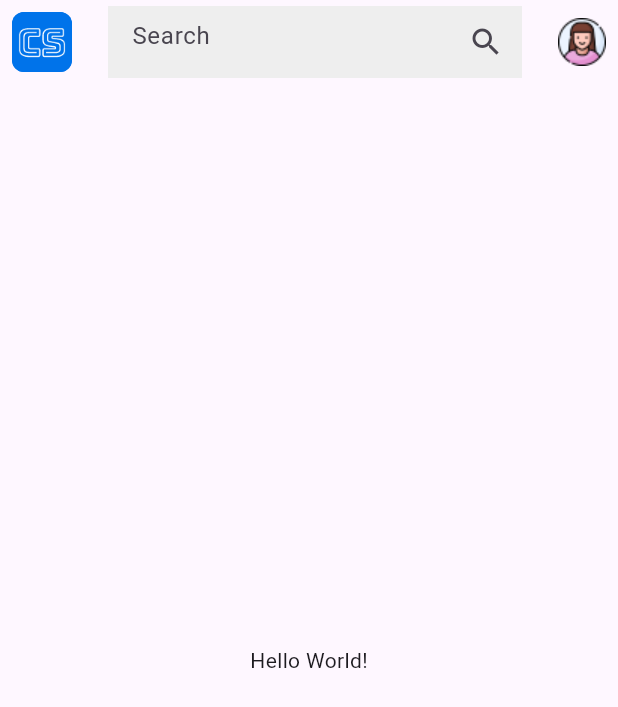
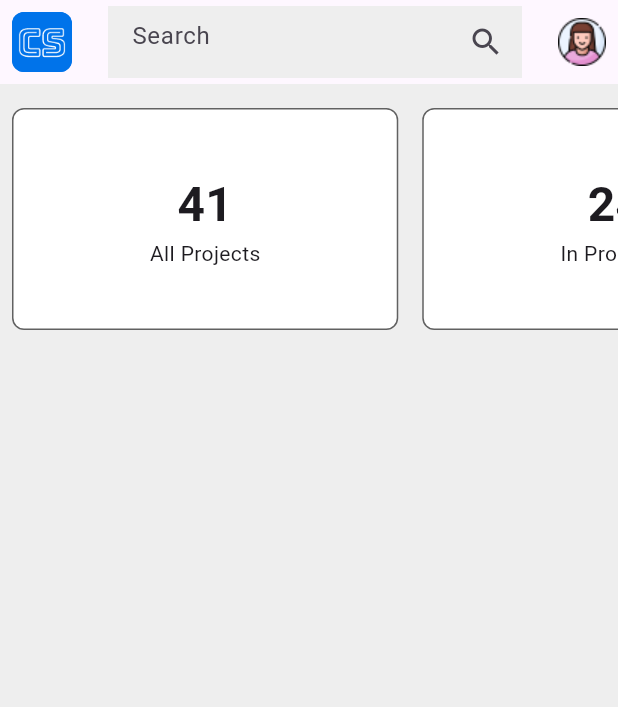
Before and after one commit to AtanuPanja/project3_customer_success_platform, a Flutter app: the screen it shows after launch, on a phone screen of 412 x 824 dp. Shown: the top 707 px of the screen. Run offline on Flutter 3.47's test engine with Material 3 defaults, Android fonts, the light colour scheme and no system bars.

Commit message:
Added project screen display cards
Also, used const constructors at multiple places

```diff
--- a/lib/main.dart
+++ b/lib/main.dart
@@ -1,4 +1,5 @@
 import 'package:flutter/material.dart';
+import 'screens/projects_screen.dart';
 
 void main() {
   runApp(const MainApp());
@@ -12,13 +13,14 @@ class MainApp extends StatelessWidget {
     var screenWidth = MediaQuery.of(context).size.width;
     return MaterialApp(
       theme: ThemeData(
+        scaffoldBackgroundColor: Colors.grey.shade200,
         elevatedButtonTheme: ElevatedButtonThemeData(
           style: ButtonStyle(
             backgroundColor:
-                MaterialStateProperty.all(Color.fromARGB(255, 0, 115, 234)),
+                MaterialStateProperty.all(const Color.fromARGB(255, 0, 115, 234)),
             foregroundColor: MaterialStateProperty.all(Colors.white),
             padding: MaterialStateProperty.all(
-              EdgeInsets.symmetric(
+              const EdgeInsets.symmetric(
                 horizontal: 8.0,
                 vertical: 16.0,
               ),
@@ -42,9 +44,9 @@ class MainApp extends StatelessWidget {
                   width: 300,
                   height: 100,
                   decoration: BoxDecoration(
-                    color: Color.fromARGB(255, 0, 115, 234),
+                    color: const Color.fromARGB(255, 0, 115, 234),
                     borderRadius: BorderRadius.circular(8.0),
-                    image: DecorationImage(
+                    image: const DecorationImage(
                       image: AssetImage('assets/images/logo.png'),
                       fit: BoxFit.cover,
                     ),
@@ -58,11 +60,11 @@ class MainApp extends StatelessWidget {
           ),
           title: TextField(
             decoration: InputDecoration(
-              border: InputBorder.none,
               fillColor: Colors.grey.shade200,
               filled: true,
+              border: InputBorder.none,
               hintText: 'Search',
-              suffixIcon: Icon(
+              suffixIcon: const Icon(
                 Icons.search,
               ),
             ),
@@ -77,9 +79,7 @@ class MainApp extends StatelessWidget {
             ),
           ],
         ),
-        body: Center(
-          child: Text('Hello World!'),
-        ),
+        body: const ProjectsScreen(),
         drawer: Drawer(
           width: screenWidth - 50,
           elevation: 2,
@@ -100,13 +100,13 @@ class MainApp extends StatelessWidget {
                             decoration: BoxDecoration(
                               // color: Color.fromARGB(255, 0, 115, 234),
                               borderRadius: BorderRadius.circular(8.0),
-                              image: DecorationImage(
+                              image: const DecorationImage(
                                 image: AssetImage('assets/images/logo.png'),
                                 fit: BoxFit.cover,
                               ),
                             ),
                           ),
-                          Text(
+                          const Text(
                             'Customer Support',
                             style: TextStyle(
                               fontWeight: FontWeight.w500,
@@ -116,43 +116,43 @@ class MainApp extends StatelessWidget {
                         ],
                       ),
                     ),
-                    SizedBox(height: 20),
+                    const SizedBox(height: 20),
                     ElevatedButton(
                       onPressed: () {},
-                      child: Row(
+                      child: const Row(
                         children: [
                           Icon(Icons.add),
                           Text('New Project'),
                         ],
                       ),
                     ),
-                    SizedBox(height: 7),
+                    const SizedBox(height: 7),
                     ListTile(
-                      leading: Icon(
+                      leading: const Icon(
                         Icons.card_travel_rounded,
                       ),
-                      title: Text('Projects'),
+                      title: const Text('Projects'),
                       onTap: () {},
                     ),
                     ListTile(
-                      leading: Icon(
+                      leading: const Icon(
                         Icons.person_outlined,
                       ),
-                      title: Text('Project Managers'),
+                      title: const Text('Project Managers'),
                       onTap: () {},
                     ),
                     ListTile(
-                      leading: Icon(
+                      leading: const Icon(
                         Icons.person_add_alt_1_outlined,
                       ),
-                      title: Text('Employees'),
+                      title: const Text('Employees'),
                       onTap: () {},
                     ),
                     ListTile(
-                      leading: Icon(
+                      leading: const Icon(
                         Icons.settings_outlined,
                       ),
-                      title: Text('Settings'),
+                      title: const Text('Settings'),
                       onTap: () {},
                     ),
                   ],
--- /dev/null
+++ b/lib/screens/projects_screen.dart
@@ -0,0 +1,39 @@
+import 'package:flutter/material.dart';
+import '../widgets/projects_screen_widgets.dart';
+
+class ProjectsScreen extends StatelessWidget {
+  const ProjectsScreen({super.key});
+
+  @override
+  Widget build(BuildContext context) {
+    return const SingleChildScrollView(
+      child: Column(
+        children: [
+          SingleChildScrollView(
+            scrollDirection: Axis.horizontal,
+            child: Row(
+              children: [
+                ProjectsCardDisplay(
+                  count: '41',
+                  type: 'All Projects',
+                ),
+                ProjectsCardDisplay(
+                  count: '24',
+                  type: 'In Progress',
+                ),
+                ProjectsCardDisplay(
+                  count: '12',
+                  type: 'Completed',
+                ),
+                ProjectsCardDisplay(
+                  count: '5',
+                  type: 'Hold',
+                ),
+              ],
+            ),
+          ),
+        ],
+      ),
+    );
+  }
+}
--- /dev/null
+++ b/lib/widgets/projects_screen_widgets.dart
@@ -0,0 +1,46 @@
+import 'package:flutter/material.dart';
+
+class ProjectsCardDisplay extends StatelessWidget {
+  const ProjectsCardDisplay({
+    super.key,
+    required this.count,
+    required this.type,
+  });
+
+  final String count;
+  final String type;
+
+  @override
+  Widget build(BuildContext context) {
+    var screenWidth = MediaQuery.of(context).size.width;
+    return Container(
+      width: screenWidth / 1.6,
+      margin: const EdgeInsets.symmetric(horizontal: 8.0, vertical: 16.0,),
+      padding: const EdgeInsets.symmetric(
+        vertical: 40.0,
+      ),
+      decoration: BoxDecoration(
+        border: Border.all(
+          color: Colors.grey.shade700,
+          width: 1,
+        ),
+        borderRadius: BorderRadius.circular(8.0),
+        color: Colors.white,
+      ),
+      child: Column(
+        children: [
+          Text(
+            count,
+            style: TextStyle(
+              fontSize: 32,
+              fontWeight: FontWeight.bold,
+            ),
+          ),
+          Text(
+            type,
+          ),
+        ],
+      ),
+    );
+  }
+}
```
